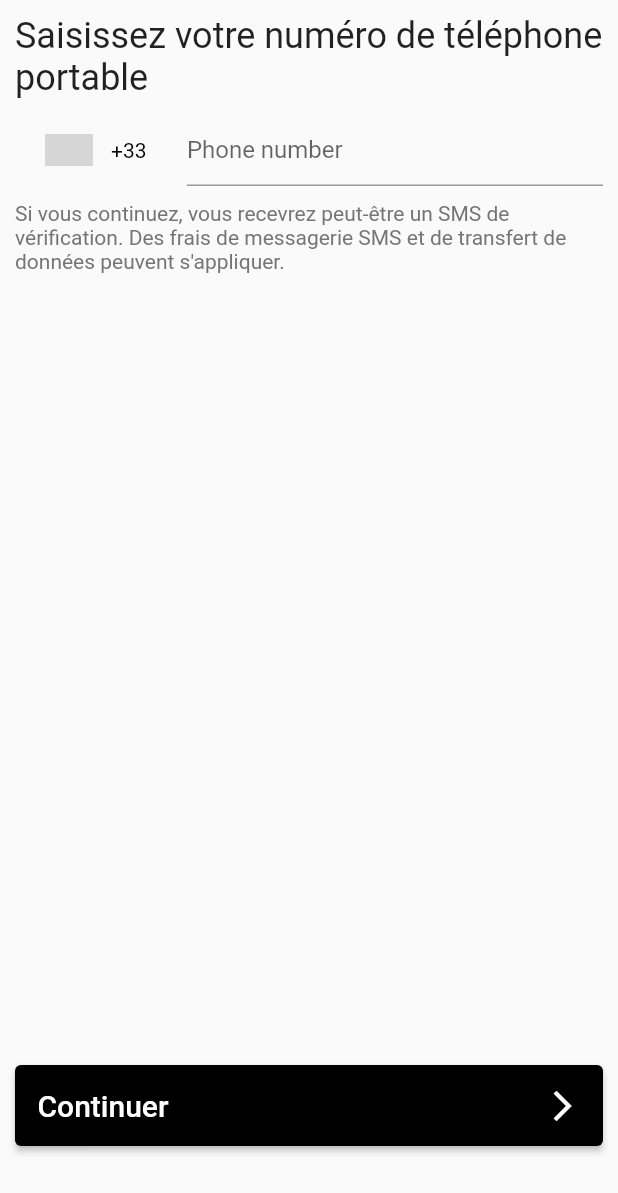
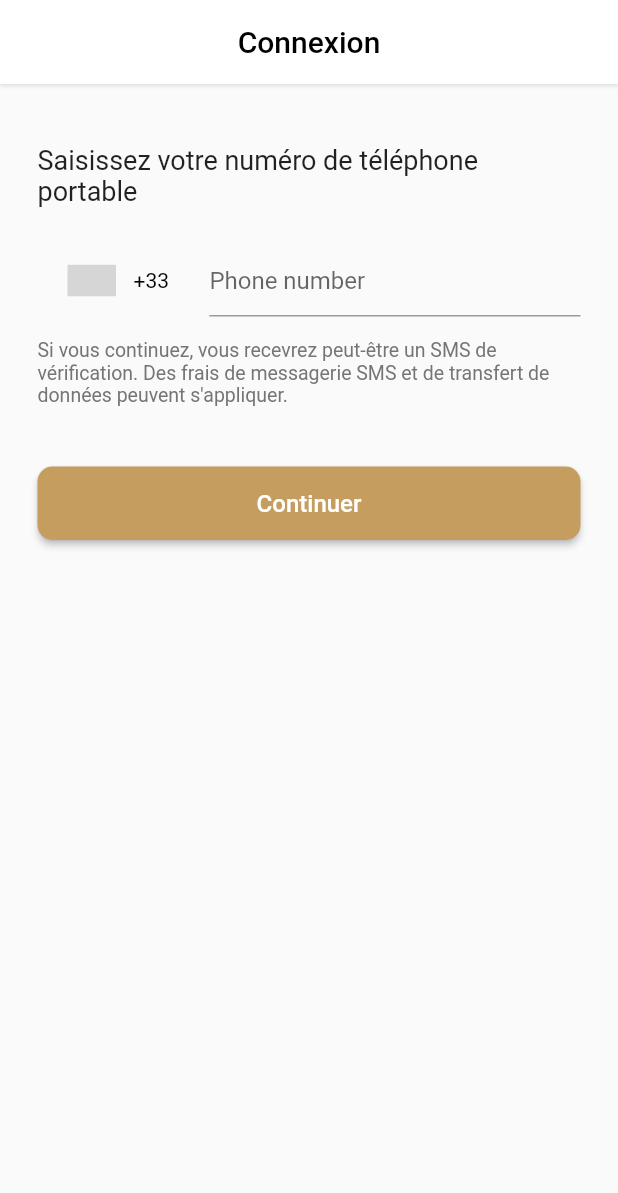
Before and after one commit to Ahcene-efrei/customer, a Flutter app: the LoginPage screen opened directly, on a phone screen of 412 x 824 dp. Shown: the top 1193 px of the screen. Run offline on Flutter 3.47's test engine with Material 2 defaults, Android fonts, the phone set to English and light mode, and no system bars; drawn by our look-alikes of intl_phone_number_input; our stand-ins replace animate_do, carousel_slider, dio, equatable, flutter_rating_bar, flutter_secure_storage and 4 more; missing offline and left inert: flutter_verification_code; accounts and stored records are empty; grey boxes are pictures that could not be loaded.

Commit message:
Ajout des page connexion et verification du code

```diff
--- /dev/null
+++ b/lib/components/button/button.dart
@@ -0,0 +1,36 @@
+import 'package:customer/styles/Colors.dart';
+import 'package:flutter/material.dart';
+
+class Button extends StatelessWidget {
+  final String text;
+  final Function callBack;
+  const Button({Key? key, required this.text, required this.callBack}) : super(key: key);
+
+  @override
+  Widget build(BuildContext context) {
+    return ElevatedButton(
+      style: ElevatedButton.styleFrom(
+        primary: PrimaryColor,
+        padding: const EdgeInsets.all(15),
+        shape: RoundedRectangleBorder(
+          borderRadius: BorderRadius.circular(10), // <-- Radius
+        ),
+      ),
+      onPressed: (){
+        callBack();
+      },
+      child: Row(
+        mainAxisAlignment: MainAxisAlignment.center,
+        children: const [
+          Text(
+            "Continuer",
+            style: TextStyle(
+              fontSize: 16,
+              color: Colors.white
+            ),
+          ),
+        ],
+      ),
+    );
+  }
+}
--- a/lib/data/api/account_api.dart
+++ b/lib/data/api/account_api.dart
@@ -17,13 +17,17 @@ class AccountApi extends Api{
   }
 
   Future<dynamic> authenticate(String phoneNumber, String otp) async {
-    final dio = Dio(BaseOptions(contentType: "application/json; charset=utf-8"));
+    print("AccountApi.authenticate");
+    final dio = Dio();
+    print("phoneNumber: ${phoneNumber}");
+    print("otp: ${otp}");
     var response = await dio.post('https://labonnecoupe.azurewebsites.net/api/Customer/Authenticate',
       data: {
       'phoneNumber': phoneNumber,
       'token':otp
       },
     );
+
     if(response.statusCode == 200 && response.data['succeeded']) {
       var jsonData = jsonDecode(jsonEncode(response.data["data"]));
       await storage.write(key: 'jwt', value: jsonData['jwtToken']);
--- a/lib/presentation/screens/bookings/booking_page.dart
+++ b/lib/presentation/screens/bookings/booking_page.dart
@@ -19,7 +19,7 @@ class BookingPage extends StatelessWidget {
         children: [
           Center(
             child: Text(
-              product.name,
+              product.price.toString(),
               style: TextStyle(
                 fontSize: 25,
                 fontWeight: FontWeight.bold
--- a/lib/presentation/screens/home/search_page.dart
+++ b/lib/presentation/screens/home/search_page.dart
@@ -129,7 +129,7 @@ class _SearchPageState extends State<SearchPage> {
                       crossAxisAlignment: CrossAxisAlignment.start,
                       children: [
                         Text(
-                          item.firstname,
+                          item.firstname ?? '',
                           overflow: TextOverflow.ellipsis,
                           style: TextStyle(
                             fontSize: 15,
--- a/lib/presentation/screens/login/home_screen.dart
+++ b/lib/presentation/screens/login/home_screen.dart
@@ -1,7 +1,6 @@
 import 'dart:ui';
 
 import 'package:flutter/material.dart';
-import 'package:openapi/api.dart';
 
 class HomePage extends StatelessWidget {
   HomePage({Key? key}) : super(key: key);
@@ -47,7 +46,7 @@ class HomePage extends StatelessWidget {
                         padding: const EdgeInsets.all(15)
                       ),
                       onPressed: (){
-                        // Navigator.pushNamed(context, "/login");
+                        Navigator.pushNamed(context, "/login");
 
 
                       },
--- a/lib/presentation/screens/login/login_screen.dart
+++ b/lib/presentation/screens/login/login_screen.dart
@@ -1,5 +1,7 @@
 import 'dart:ui';
 
+import 'package:customer/components/button/button.dart';
+import 'package:customer/styles/Colors.dart';
 import 'package:flutter/material.dart';
 import 'package:intl_phone_number_input/intl_phone_number_input.dart';
 // import 'package:http/http.dart' as http;
@@ -21,22 +23,36 @@ class _LoginPageState extends State<LoginPage> {
   @override
   Widget build(BuildContext context) {
     return Scaffold(
+      appBar: AppBar(
+        title: Center(
+          child: Text(
+            'Connexion',
+            style: TextStyle(
+              color: Black
+            ),
+          ),
+        ),
+        backgroundColor: Colors.white,
+        elevation : 1,
+        shadowColor: Colors.white70,
+        automaticallyImplyLeading: false,
+      ),
       body: SafeArea(
         child: Padding(
-          padding: EdgeInsets.all(10.0),
+          padding: EdgeInsets.fromLTRB(25.0, 40.0, 25.0, 20.0),
           child: Column(
-            mainAxisAlignment: MainAxisAlignment.spaceBetween,
+            mainAxisAlignment: MainAxisAlignment.start,
             children: [
               Column(
                 children: [
                   Text(
                     "Saisissez votre numéro de téléphone portable",
                     style: TextStyle(
-                      fontSize: 24
+                      fontSize: 18
                     ),
                   ),
                   Padding(
-                    padding: const EdgeInsets.fromLTRB(0, 10, 0,10),
+                    padding: const EdgeInsets.fromLTRB(0, 25, 0,15),
                     child: InternationalPhoneNumberInput(
                       onInputChanged: (PhoneNumber number) {
                         currentPhoneNumber = number.phoneNumber!;
@@ -63,64 +79,38 @@ class _LoginPageState extends State<LoginPage> {
                   Text(
                     "Si vous continuez, vous recevrez peut-être un SMS de vérification. Des frais de messagerie SMS et de transfert de données peuvent s'appliquer.",
                     style: TextStyle(
-                      fontSize: 14,
+                      fontSize: 13,
                       color: Colors.grey[600]
                     ),
                   ),
 
                 ],
               ),
+              SizedBox(
+                height: 40,
+              ),
               Padding(
                 padding: const EdgeInsets.fromLTRB(0,0,0,50),
-                child: ElevatedButton(
-                  style: ElevatedButton.styleFrom(
-                      primary: Colors.black, // This is what you need!
-                      padding: const EdgeInsets.all(15)
-                  ),
-                  onPressed: (){
-                    if(isValid){
-                      //Navigator.pushNamed(context, "/code");
-
-                      sendPhoneNumber(currentPhoneNumber, context);
-                    }else{
-                    }
-
-                  },
-                  child: Row(
-                    mainAxisAlignment: MainAxisAlignment.spaceBetween,
-                    children: const [
-                      Text(
-                        "Continuer",
-                        style: TextStyle(
-                          fontSize: 20,
-                        ),
-                      ),
-                      Icon(Icons.arrow_forward_ios)
-                    ],
-                  ),
-                ),
+                child: Button(text: "Continuer", callBack: ()=>sendPhoneNumber(isValid, currentPhoneNumber, context))
               ),
             ],
           ),
         ),
-
       ),
     );
   }
 }
 
-Future<void> sendPhoneNumber(String phoneNumber, BuildContext context) async {
-  print("test");
-  //var url = Uri.parse('https://labonnecoupe.azurewebsites.net/api/Customer/SendVerificationToken');
-  //var response = await http.post(url, body: {'phoneNumber': phoneNumber});
-  print('numéros de tél: ${phoneNumber}');
-  //print('Response status: ${response.statusCode}');
-  //print('Response body: ${response.body}');
-
-  Navigator.push(
+Future<void> sendPhoneNumber(bool isValid, String phoneNumber, BuildContext context) async {
+  print(isValid);
+  if(isValid){
+    Navigator.push(
       context,
       MaterialPageRoute(
         builder: (context) => CodePage(phoneNumber: phoneNumber),
-    ));
+      )
+    );
+  }
+
 
 }
--- /dev/null
+++ b/lib/styles/Colors.dart
@@ -0,0 +1,6 @@
+import 'dart:ui';
+
+const PrimaryColor =  Color.fromARGB(255,197,157,94);
+const SecondaryColor =  Color.fromARGB(255,197,157,94);
+const Black =  Color.fromARGB(255,0,0,0);
+const White =  Color.fromARGB(255,255,255,255);
--- a/pubspec.yaml
+++ b/pubspec.yaml
@@ -60,7 +60,7 @@ dev_dependencies:
   google_fonts: ^2.1.0
   intl_phone_number_input: ^0.7.0+2
   flutter_verification_code: ^1.1.0
-#  http: ^0.13.4
+  http: ^0.13.4
   shared_preferences: ^2.0.8
   carousel_slider: ^2.2.1
   animate_do: ^1.7.3
```
Also changed, not shown: lib/main.dart (+4 -4 lines), lib/presentation/screens/hairdresser/HairdresserProfil.dart (+6 -6 lines), lib/presentation/screens/login/code_screen.dart (+46 -29 lines), lib/presentation/screens/login/register_screen.dart (added, +10 -0 lines), pubspec.lock.
